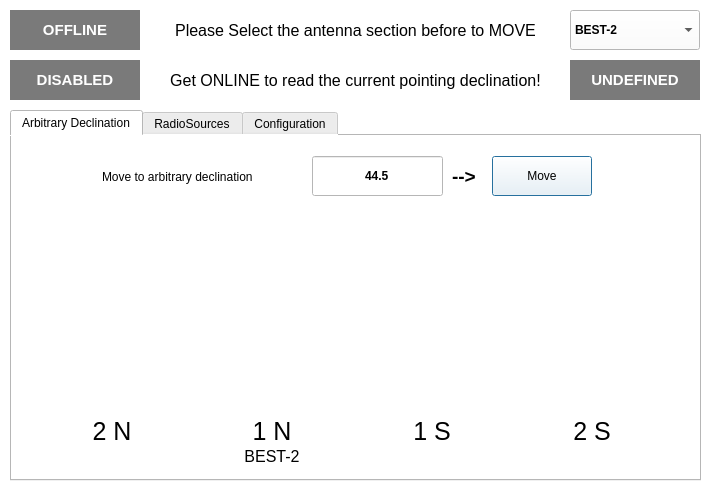
Old version of the form gui_ns_pointing.ui in the repository amattana/NS-Pointing.
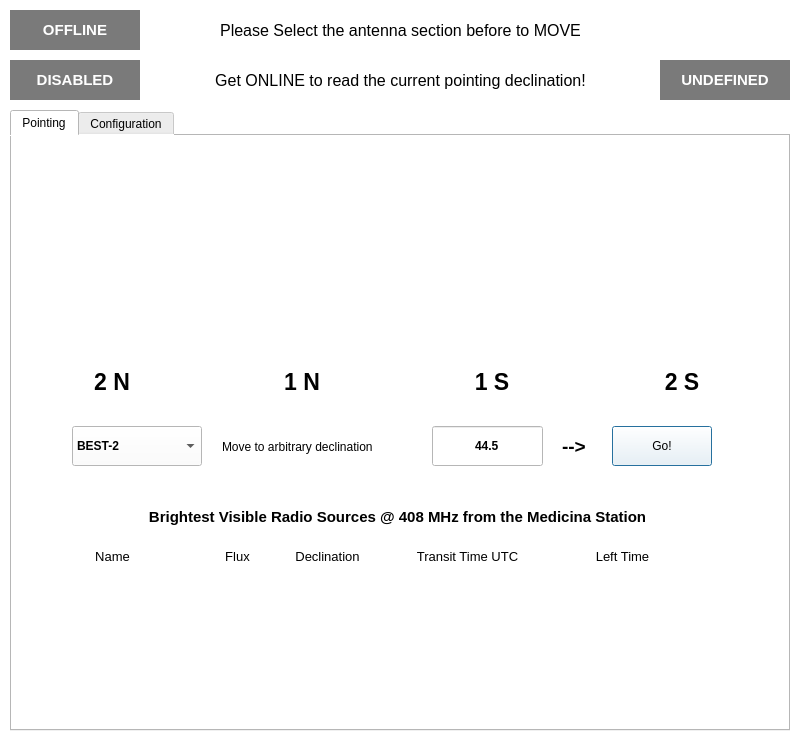
New version of the form.

Commit message: Added RadioSource Transit Table

Diff of the .ui file:
```diff
--- a/gui_ns_pointing.ui
+++ b/gui_ns_pointing.ui
@@ -6,8 +6,8 @@
    <rect>
     <x>0</x>
     <y>0</y>
-    <width>710</width>
-    <height>500</height>
+    <width>802</width>
+    <height>740</height>
    </rect>
   </property>
   <property name="windowTitle">
@@ -21,8 +21,8 @@
     <rect>
      <x>10</x>
      <y>110</y>
-     <width>691</width>
-     <height>371</height>
+     <width>780</width>
+     <height>621</height>
     </rect>
    </property>
    <property name="currentIndex">
@@ -30,13 +30,13 @@
    </property>
    <widget class="QWidget" name="tab_dec">
     <attribute name="title">
-     <string>Arbitrary Declination</string>
+     <string>Pointing</string>
     </attribute>
     <widget class="QLabel" name="label_1nord_3">
      <property name="geometry">
       <rect>
-       <x>510</x>
-       <y>280</y>
+       <x>600</x>
+       <y>230</y>
        <width>140</width>
        <height>31</height>
       </rect>
@@ -44,7 +44,9 @@
      <property name="font">
       <font>
        <family>Ubuntu</family>
-       <pointsize>19</pointsize>
+       <pointsize>17</pointsize>
+       <weight>75</weight>
+       <bold>true</bold>
       </font>
      </property>
      <property name="styleSheet">
@@ -60,21 +62,21 @@
     <widget class="QPushButton" name="button_move_arb">
      <property name="geometry">
       <rect>
-       <x>480</x>
-       <y>20</y>
+       <x>600</x>
+       <y>290</y>
        <width>100</width>
        <height>40</height>
       </rect>
      </property>
      <property name="text">
-      <string>Move</string>
+      <string>Go!</string>
      </property>
     </widget>
     <widget class="QLabel" name="label_1nord_2">
      <property name="geometry">
       <rect>
-       <x>350</x>
-       <y>280</y>
+       <x>410</x>
+       <y>230</y>
        <width>140</width>
        <height>31</height>
       </rect>
@@ -82,7 +84,9 @@
      <property name="font">
       <font>
        <family>Ubuntu</family>
-       <pointsize>19</pointsize>
+       <pointsize>17</pointsize>
+       <weight>75</weight>
+       <bold>true</bold>
       </font>
      </property>
      <property name="styleSheet">
@@ -98,8 +102,8 @@
     <widget class="QLabel" name="label_3">
      <property name="geometry">
       <rect>
-       <x>440</x>
-       <y>20</y>
+       <x>550</x>
+       <y>290</y>
        <width>30</width>
        <height>40</height>
       </rect>
@@ -122,7 +126,7 @@
      <property name="geometry">
       <rect>
        <x>30</x>
-       <y>280</y>
+       <y>230</y>
        <width>140</width>
        <height>31</height>
       </rect>
@@ -130,7 +134,9 @@
      <property name="font">
       <font>
        <family>Ubuntu</family>
-       <pointsize>19</pointsize>
+       <pointsize>17</pointsize>
+       <weight>75</weight>
+       <bold>true</bold>
       </font>
      </property>
      <property name="styleSheet">
@@ -146,8 +152,8 @@
     <widget class="QLabel" name="label_2">
      <property name="geometry">
       <rect>
-       <x>90</x>
-       <y>30</y>
+       <x>210</x>
+       <y>300</y>
        <width>201</width>
        <height>21</height>
       </rect>
@@ -168,9 +174,9 @@
     <widget class="QLineEdit" name="arbitrary_dec">
      <property name="geometry">
       <rect>
-       <x>300</x>
-       <y>20</y>
-       <width>131</width>
+       <x>420</x>
+       <y>290</y>
+       <width>111</width>
        <height>40</height>
       </rect>
      </property>
@@ -190,8 +196,8 @@
     <widget class="QLabel" name="label_1nord">
      <property name="geometry">
       <rect>
-       <x>190</x>
-       <y>280</y>
+       <x>220</x>
+       <y>230</y>
        <width>140</width>
        <height>31</height>
       </rect>
@@ -199,7 +205,9 @@
      <property name="font">
       <font>
        <family>Ubuntu</family>
-       <pointsize>19</pointsize>
+       <pointsize>17</pointsize>
+       <weight>75</weight>
+       <bold>true</bold>
       </font>
      </property>
      <property name="styleSheet">
@@ -212,31 +220,173 @@
       <set>Qt::AlignCenter</set>
      </property>
     </widget>
-    <widget class="QLabel" name="label_1nord_4">
+    <widget class="QLabel" name="label">
      <property name="geometry">
       <rect>
-       <x>190</x>
-       <y>310</y>
-       <width>140</width>
+       <x>10</x>
+       <y>370</y>
+       <width>751</width>
        <height>21</height>
       </rect>
      </property>
      <property name="font">
       <font>
-       <family>Ubuntu</family>
-       <pointsize>12</pointsize>
+       <pointsize>11</pointsize>
+       <weight>75</weight>
+       <bold>true</bold>
       </font>
      </property>
-     <property name="styleSheet">
-      <string notr="true">background-color: rgb(255, 255, 255);</string>
+     <property name="text">
+      <string>Brightest Visible Radio Sources @ 408 MHz from the Medicina Station</string>
      </property>
+     <property name="alignment">
+      <set>Qt::AlignCenter</set>
+     </property>
+    </widget>
+    <widget class="QLabel" name="label_6">
+     <property name="geometry">
+      <rect>
+       <x>20</x>
+       <y>410</y>
+       <width>161</width>
+       <height>21</height>
+      </rect>
+     </property>
+     <property name="font">
+      <font>
+       <pointsize>10</pointsize>
+       <weight>50</weight>
+       <bold>false</bold>
+       <kerning>true</kerning>
+      </font>
+     </property>
      <property name="text">
-      <string>BEST-2</string>
+      <string>Name</string>
      </property>
      <property name="alignment">
       <set>Qt::AlignCenter</set>
      </property>
     </widget>
+    <widget class="QLabel" name="label_9">
+     <property name="geometry">
+      <rect>
+       <x>270</x>
+       <y>410</y>
+       <width>91</width>
+       <height>21</height>
+      </rect>
+     </property>
+     <property name="font">
+      <font>
+       <pointsize>10</pointsize>
+       <weight>50</weight>
+       <bold>false</bold>
+       <kerning>true</kerning>
+      </font>
+     </property>
+     <property name="text">
+      <string>Declination</string>
+     </property>
+     <property name="alignment">
+      <set>Qt::AlignCenter</set>
+     </property>
+    </widget>
+    <widget class="QLabel" name="label_11">
+     <property name="geometry">
+      <rect>
+       <x>550</x>
+       <y>410</y>
+       <width>121</width>
+       <height>21</height>
+      </rect>
+     </property>
+     <property name="font">
+      <font>
+       <pointsize>10</pointsize>
+       <weight>50</weight>
+       <bold>false</bold>
+       <kerning>true</kerning>
+      </font>
+     </property>
+     <property name="text">
+      <string>Left Time</string>
+     </property>
+     <property name="alignment">
+      <set>Qt::AlignCenter</set>
+     </property>
+    </widget>
+    <widget class="QLabel" name="label_12">
+     <property name="geometry">
+      <rect>
+       <x>360</x>
+       <y>410</y>
+       <width>191</width>
+       <height>21</height>
+      </rect>
+     </property>
+     <property name="font">
+      <font>
+       <pointsize>10</pointsize>
+       <weight>50</weight>
+       <bold>false</bold>
+       <kerning>true</kerning>
+      </font>
+     </property>
+     <property name="text">
+      <string>Transit Time UTC</string>
+     </property>
+     <property name="alignment">
+      <set>Qt::AlignCenter</set>
+     </property>
+    </widget>
+    <widget class="QLabel" name="label_10">
+     <property name="geometry">
+      <rect>
+       <x>180</x>
+       <y>410</y>
+       <width>91</width>
+       <height>21</height>
+      </rect>
+     </property>
+     <property name="font">
+      <font>
+       <pointsize>10</pointsize>
+       <weight>50</weight>
+       <bold>false</bold>
+       <kerning>true</kerning>
+      </font>
+     </property>
+     <property name="text">
+      <string>Flux</string>
+     </property>
+     <property name="alignment">
+      <set>Qt::AlignCenter</set>
+     </property>
+    </widget>
+    <widget class="QComboBox" name="cb_sel_ramo">
+     <property name="geometry">
+      <rect>
+       <x>60</x>
+       <y>290</y>
+       <width>130</width>
+       <height>40</height>
+      </rect>
+     </property>
+     <property name="font">
+      <font>
+       <weight>75</weight>
+       <bold>true</bold>
+      </font>
+     </property>
+     <property name="sizeAdjustPolicy">
+      <enum>QComboBox::AdjustToMinimumContentsLength</enum>
+     </property>
+     <item>
+      <property name="text">
+       <string>BEST-2</string>
+      </property>
+     </item>
+    </widget>
     <zorder>button_move_arb</zorder>
     <zorder>label_3</zorder>
     <zorder>label_2</zorder>
@@ -246,85 +396,13 @@
     <zorder>label_1nord_3</zorder>
     <zorder>label_1nord_4</zorder>
     <zorder>label_1nord</zorder>
-   </widget>
-   <widget class="QWidget" name="tab_src">
-    <attribute name="title">
-     <string>RadioSources</string>
-    </attribute>
-    <widget class="QComboBox" name="comboBox">
-     <property name="geometry">
-      <rect>
-       <x>290</x>
-       <y>30</y>
-       <width>131</width>
-       <height>40</height>
-      </rect>
-     </property>
-     <property name="font">
-      <font>
-       <weight>75</weight>
-       <bold>true</bold>
-      </font>
-     </property>
-     <property name="sizeAdjustPolicy">
-      <enum>QComboBox::AdjustToMinimumContentsLength</enum>
-     </property>
-     <item>
-      <property name="text">
-       <string>58.9 - Cas-A </string>
-      </property>
-     </item>
-     <item>
-      <property name="text">
-       <string>40.8 - Cyg-A</string>
-      </property>
-     </item>
-     <item>
-      <property name="text">
-       <string>22.0 - Tau</string>
-      </property>
-     </item>
-     <item>
-      <property name="text">
-       <string>12.3 - Virgo</string>
-      </property>
-     </item>
-    </widget>
-    <widget class="QLabel" name="label">
-     <property name="geometry">
-      <rect>
-       <x>80</x>
-       <y>40</y>
-       <width>191</width>
-       <height>21</height>
-      </rect>
-     </property>
-     <property name="font">
-      <font>
-       <weight>50</weight>
-       <bold>false</bold>
-      </font>
-     </property>
-     <property name="text">
-      <string>Move to main RadioSources</string>
-     </property>
-     <property name="alignment">
-      <set>Qt::AlignLeading|Qt::AlignLeft|Qt::AlignVCenter</set>
-     </property>
-    </widget>
-    <widget class="QPushButton" name="button_move_src">
-     <property name="geometry">
-      <rect>
-       <x>470</x>
-       <y>30</y>
-       <width>100</width>
-       <height>40</height>
-      </rect>
-     </property>
-     <property name="text">
-      <string>Move</string>
-     </property>
-    </widget>
+    <zorder>label</zorder>
+    <zorder>label_6</zorder>
+    <zorder>label_9</zorder>
+    <zorder>label_11</zorder>
+    <zorder>label_12</zorder>
+    <zorder>label_10</zorder>
+    <zorder>cb_sel_ramo</zorder>
    </widget>
    <widget class="QWidget" name="tab_conf">
     <attribute name="title">
@@ -419,36 +497,12 @@
     </widget>
    </widget>
   </widget>
-  <widget class="QComboBox" name="cb_sel_ramo">
-   <property name="geometry">
-    <rect>
-     <x>570</x>
-     <y>10</y>
-     <width>130</width>
-     <height>40</height>
-    </rect>
-   </property>
-   <property name="font">
-    <font>
-     <weight>75</weight>
-     <bold>true</bold>
-    </font>
-   </property>
-   <property name="sizeAdjustPolicy">
-    <enum>QComboBox::AdjustToMinimumContentsLength</enum>
-   </property>
-   <item>
-    <property name="text">
-     <string>BEST-2</string>
-    </property>
-   </item>
-  </widget>
   <widget class="QLabel" name="label_5">
    <property name="geometry">
     <rect>
      <x>150</x>
      <y>10</y>
-     <width>411</width>
+     <width>501</width>
      <height>40</height>
     </rect>
    </property>
@@ -539,7 +593,7 @@
     <rect>
      <x>150</x>
      <y>60</y>
-     <width>411</width>
+     <width>501</width>
      <height>40</height>
     </rect>
    </property>
@@ -563,7 +617,7 @@
   <widget class="QLabel" name="label_status">
    <property name="geometry">
     <rect>
-     <x>570</x>
+     <x>660</x>
      <y>60</y>
      <width>130</width>
      <height>40</height>
```
Left out of the diff: 1 changed line with no effect on the pictures. The commit also changes 2 other files.
